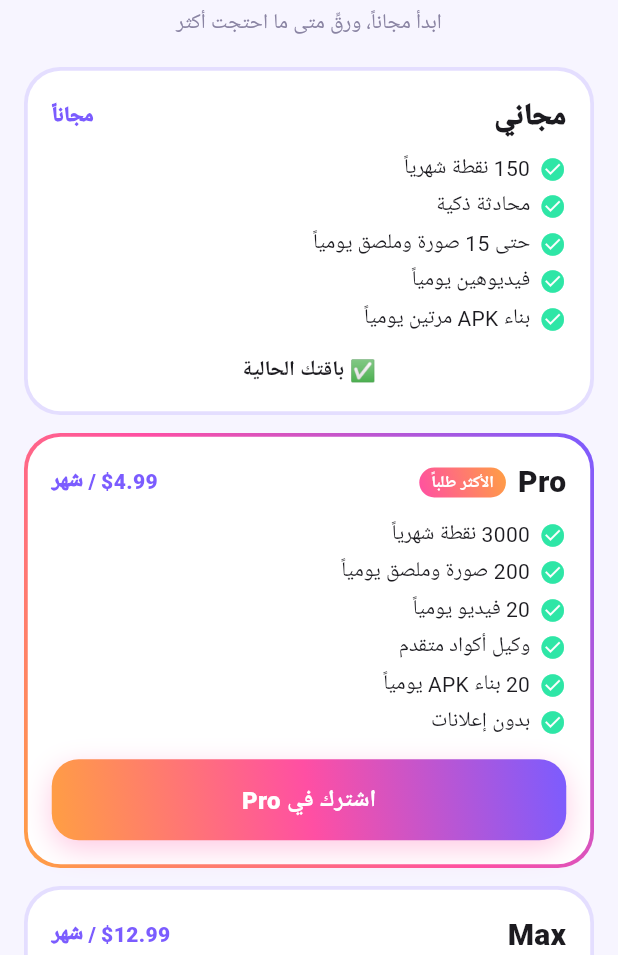
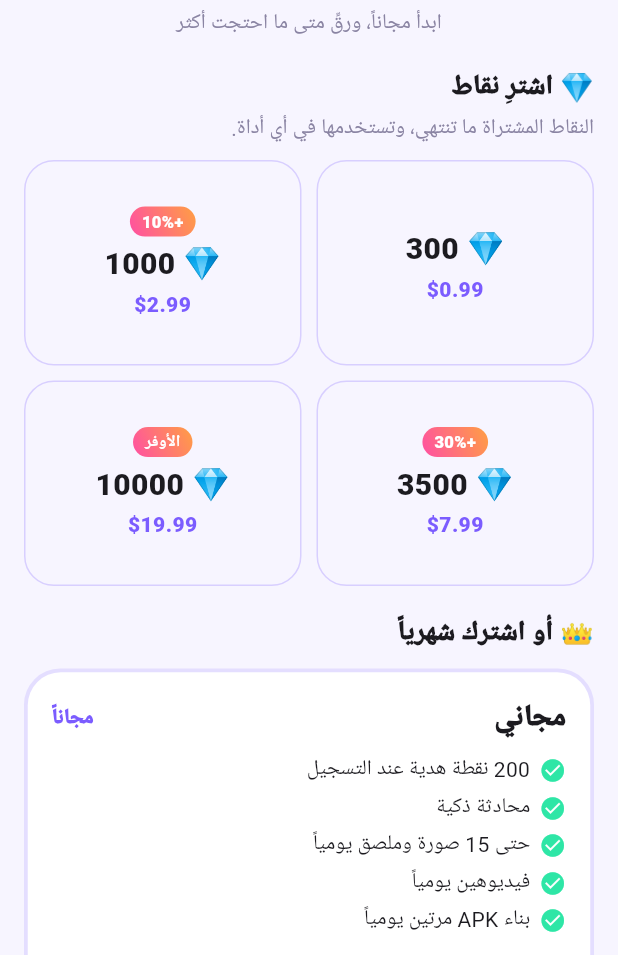
Before and after one commit to al3m6i89-mind-ai/mind-ai, a Flutter app: the PaywallScreen screen opened directly, on a phone screen of 412 x 824 dp, the part 281-1236 px from its top. Run offline on Flutter 3.47's test engine with Material 3 defaults, Android fonts, the phone set to English and light mode, and no system bars; our stand-ins replace flutter_markdown_plus, flutter_tts, image_picker, in_app_purchase, open_filex, share_plus and 3 more; missing offline and left inert: gal, google_mlkit_subject_segmentation, re_editor, re_highlight; accounts and stored records are empty.

Commit message:
Sign-in with welcome points, point packs, key links on every field, paid-model pricing
Co-Authored-By: Claude Opus 5.5 <noreply@anthropic.com>
Claude-Session: https://claude.ai/code/session_01QofEb1ggHnyjGfAJf9g88W

```diff
--- a/lib/features/paywall/paywall_screen.dart
+++ b/lib/features/paywall/paywall_screen.dart
@@ -25,6 +25,22 @@ class PaywallScreen extends StatelessWidget {
             child: Text('ابدأ مجاناً، ورقِّ متى ما احتجت أكثر', style: TextStyle(color: MindColors.muted)),
           ),
           const SizedBox(height: 18),
+          const Text('💎 اشترِ نقاط', style: TextStyle(fontWeight: FontWeight.w900, fontSize: 18)),
+          const SizedBox(height: 4),
+          const Text('النقاط المشتراة ما تنتهي، وتستخدمها في أي أداة.', style: TextStyle(color: MindColors.muted)),
+          const SizedBox(height: 10),
+          GridView.count(
+            crossAxisCount: 2,
+            shrinkWrap: true,
+            physics: const NeverScrollableScrollPhysics(),
+            mainAxisSpacing: 10,
+            crossAxisSpacing: 10,
+            childAspectRatio: 1.35,
+            children: [for (final p in PointsPack.all) _PackCard(pack: p)],
+          ),
+          const SizedBox(height: 18),
+          const Text('👑 أو اشترك شهرياً', style: TextStyle(fontWeight: FontWeight.w900, fontSize: 18)),
+          const SizedBox(height: 10),
           for (final p in Plan.all) _PlanCard(plan: p, current: subs.plan.id == p.id),
           const SizedBox(height: 8),
           TextButton(onPressed: subs.restore, child: const Text('استعادة المشتريات')),
@@ -38,8 +54,8 @@ class PaywallScreen extends StatelessWidget {
                 const SizedBox(width: 10),
                 Expanded(
                   child: Text(
-                    'نقاطك هذا الشهر: ${subs.pointsLeft} من ${subs.plan.points}\n'
-                    'كل أداة لها سعر بالنقاط حسب قوتها، وتتجدد النقاط أول كل شهر.',
+                    'رصيدك: ${subs.pointsLeft} نقطة\n'
+                    'كل أداة لها سعر بالنقاط حسب قوتها. نقاط الاشتراك تتجدد أول كل شهر.',
                     style: const TextStyle(color: Colors.white, fontWeight: FontWeight.w700, height: 1.5),
                   ),
                 ),
@@ -164,3 +180,51 @@ class _PlanCard extends StatelessWidget {
     );
   }
 }
+
+class _PackCard extends StatelessWidget {
+  const _PackCard({required this.pack});
+  final PointsPack pack;
+
+  @override
+  Widget build(BuildContext context) {
+    final subs = context.read<SubscriptionService>();
+    return InkWell(
+      borderRadius: BorderRadius.circular(20),
+      onTap: () async {
+        try {
+          await subs.buyPack(pack);
+        } catch (e) {
+          if (context.mounted) showError(context, e);
+        }
+      },
+      child: Container(
+        padding: const EdgeInsets.all(12),
+        decoration: BoxDecoration(
+          borderRadius: BorderRadius.circular(20),
+          border: Border.all(color: MindColors.violet.withValues(alpha: 0.25)),
+        ),
+        child: Column(
+          mainAxisAlignment: MainAxisAlignment.center,
+          children: [
+            if (pack.bonus.isNotEmpty)
+              Container(
+                padding: const EdgeInsets.symmetric(horizontal: 8, vertical: 2),
+                decoration: BoxDecoration(gradient: MindColors.sunset, borderRadius: BorderRadius.circular(10)),
+                child: Text(
+                  pack.bonus,
+                  style: const TextStyle(color: Colors.white, fontSize: 11, fontWeight: FontWeight.w800),
+                ),
+              ),
+            const SizedBox(height: 4),
+            Text('💎 ${pack.points}', style: const TextStyle(fontSize: 20, fontWeight: FontWeight.w900)),
+            const SizedBox(height: 2),
+            Text(
+              subs.priceOfPack(pack),
+              style: const TextStyle(fontWeight: FontWeight.w800, color: MindColors.violet),
+            ),
+          ],
+        ),
+      ),
+    );
+  }
+}
--- a/lib/main.dart
+++ b/lib/main.dart
@@ -3,6 +3,7 @@ import 'package:flutter_localizations/flutter_localizations.dart';
 import 'package:provider/provider.dart';
 
 import 'app/shell.dart';
+import 'features/auth/sign_in_screen.dart';
 import 'app/theme.dart';
 import 'providers/image_gen.dart';
 import 'providers/text_provider.dart';
@@ -65,7 +66,7 @@ class MindApp extends StatelessWidget {
         GlobalWidgetsLocalizations.delegate,
         GlobalCupertinoLocalizations.delegate,
       ],
-      home: const Shell(),
+      home: context.read<SettingsService>().signedIn ? const Shell() : const SignInScreen(),
     );
   }
 }
--- a/lib/services/code_service.dart
+++ b/lib/services/code_service.dart
@@ -164,6 +164,12 @@ Do not wrap files in markdown code fences.''';
   /// then Gemini) because those write far better code than the keyless default.
   TextBackend get _backend => _settings.bestTextBackend;
 
+  /// A request costs more on the strongest paid models.
+  int get _points => switch (_backend) {
+    TextBackend.anthropic || TextBackend.openai => 8,
+    _ => 3,
+  };
+
   /// Asks the model and survives dropped connections: retries, and when an
   /// answer was cut off part-way, asks it to continue from where it stopped.
   Future<String> _ask(
@@ -211,7 +217,7 @@ Do not wrap files in markdown code fences.''';
   /// each file → review; later requests edit the existing files in one pass.
   Future<List<FileChange>> runAgent(CodeProject p, String request, {String? errorLog}) async {
     if (busy) return [];
-    _subs.ensure(Usage.codeAgent);
+    _subs.ensure(Usage.codeAgent, points: _points);
     final fresh = !p.chat.any((m) => m.role == Role.user);
     busy = true;
     final userText = errorLog == null ? request : '$request\n\nBuild log:\n$errorLog';
@@ -224,7 +230,7 @@ Do not wrap files in markdown code fences.''';
     try {
       changes = fresh && errorLog == null ? await _buildFromIdea(p, request, reply) : await _edit(p, reply);
       if (p.type == ProjectType.flutter) _fixPubspec(p);
-      await _subs.consume(Usage.codeAgent);
+      await _subs.consume(Usage.codeAgent, points: _points);
     } catch (e) {
       reply.text = '${reply.text}\n\n⚠️ $e'.trim();
     } finally {
--- a/lib/services/subscription_service.dart
+++ b/lib/services/subscription_service.dart
@@ -73,8 +73,14 @@ class Plan {
       Usage.codeAgent: 15,
       Usage.apkBuild: 2,
     },
-    points: 150,
-    perks: ['150 نقطة شهرياً', 'محادثة ذكية', 'حتى 15 صورة وملصق يومياً', 'فيديوهين يومياً', 'بناء APK مرتين يومياً'],
+    points: 0,
+    perks: [
+      '${SubscriptionService.welcomePoints} نقطة هدية عند التسجيل',
+      'محادثة ذكية',
+      'حتى 15 صورة وملصق يومياً',
+      'فيديوهين يومياً',
+      'بناء APK مرتين يومياً',
+    ],
   );
 
   static const pro = Plan(
@@ -132,12 +138,30 @@ class QuotaExceeded implements Exception {
   String toString() => 'وصلت للحد اليومي من ${usage.label} ($limit). رقِّ اشتراكك للمزيد.';
 }
 
+/// A one-time Google Play purchase that adds points to the wallet.
+class PointsPack {
+  const PointsPack(this.productId, this.points, this.price, {this.bonus = ''});
+  final String productId;
+  final int points;
+
+  /// Shown when the store price is not loaded yet.
+  final String price;
+  final String bonus;
+
+  static const all = [
+    PointsPack('mindai_points_300', 300, '\$0.99'),
+    PointsPack('mindai_points_1000', 1000, '\$2.99', bonus: '+10%'),
+    PointsPack('mindai_points_3500', 3500, '\$7.99', bonus: '+30%'),
+    PointsPack('mindai_points_10000', 10000, '\$19.99', bonus: 'الأوفر'),
+  ];
+}
+
 class NotEnoughPoints implements Exception {
   NotEnoughPoints(this.need, this.left);
   final int need;
   final int left;
   @override
-  String toString() => 'هذي الأداة تحتاج $need نقطة وباقي عندك $left. رقِّ اشتراكك أو اختر أداة أرخص.';
+  String toString() => 'هذي الأداة تحتاج $need نقطة وباقي عندك $left. اشترِ نقاط أو اختر أداة أرخص.';
 }
 
 class SubscriptionService extends ChangeNotifier {
@@ -167,8 +191,33 @@ class SubscriptionService extends ChangeNotifier {
     return '${d.year}-${d.month}';
   }
 
+  /// Points given once when a user signs in for the first time.
+  static const welcomePoints = 200;
+
   int get pointsUsed => _prefs.getInt('pts_$_month') ?? 0;
-  int get pointsLeft => max(0, plan.points - pointsUsed);
+
+  /// Plan points left this month; they reset on the 1st.
+  int get monthlyLeft => max(0, plan.points - pointsUsed);
+
+  /// Points that never expire: the welcome gift and purchased packs.
+  int get wallet => _prefs.getInt('wallet') ?? 0;
+
+  int get pointsLeft => monthlyLeft + wallet;
+
+  bool get welcomed => _prefs.getBool('welcomed') ?? false;
+
+  /// Gives the welcome gift once. Returns true when it was given now.
+  Future<bool> grantWelcome() async {
+    if (welcomed) return false;
+    await _prefs.setBool('welcomed', true);
+    await _addToWallet(welcomePoints);
+    return true;
+  }
+
+  Future<void> _addToWallet(int n) async {
+    await _prefs.setInt('wallet', wallet + n);
+    notifyListeners();
+  }
 
   /// Call before an action. Throws [QuotaExceeded] when the daily limit is hit,
   /// or [NotEnoughPoints] when the month's points can't pay for it.
@@ -181,7 +230,11 @@ class SubscriptionService extends ChangeNotifier {
 
   Future<void> consume(Usage u, {int? points}) async {
     await _prefs.setInt('use_${_today}_${u.name}', used(u) + 1);
-    await _prefs.setInt('pts_$_month', pointsUsed + (points ?? u.defaultPoints));
+    // Monthly plan points are spent first, then the wallet.
+    final cost = points ?? u.defaultPoints;
+    final fromMonth = min(cost, monthlyLeft);
+    await _prefs.setInt('pts_$_month', pointsUsed + fromMonth);
+    await _prefs.setInt('wallet', max(0, wallet - (cost - fromMonth)));
     notifyListeners();
   }
 
@@ -190,7 +243,10 @@ class SubscriptionService extends ChangeNotifier {
       storeAvailable = await _iap.isAvailable();
       if (!storeAvailable) return;
       _sub = _iap.purchaseStream.listen(_onPurchases);
-      final ids = Plan.all.map((p) => p.productId).where((id) => id.isNotEmpty).toSet();
+      final ids = {
+        ...Plan.all.map((p) => p.productId).where((id) => id.isNotEmpty),
+        ...PointsPack.all.map((p) => p.productId),
+      };
       final resp = await _iap.queryProductDetails(ids);
       products = {for (final p in resp.productDetails) p.id: p};
       await _iap.restorePurchases();
@@ -210,11 +266,27 @@ class SubscriptionService extends ChangeNotifier {
     await _iap.buyNonConsumable(purchaseParam: PurchaseParam(productDetails: product));
   }
 
+  String priceOfPack(PointsPack p) => products[p.productId]?.price ?? p.price;
+
+  Future<void> buyPack(PointsPack p) async {
+    final product = products[p.productId];
+    if (product == null) {
+      throw Exception(
+        'المتجر غير متاح الآن. أضف باقة النقاط ${p.productId} كمنتج داخل التطبيق في Google Play Console.',
+      );
+    }
+    await _iap.buyConsumable(purchaseParam: PurchaseParam(productDetails: product));
+  }
+
   Future<void> restore() => _iap.restorePurchases();
 
   Future<void> _onPurchases(List<PurchaseDetails> list) async {
     for (final pd in list) {
-      if (pd.status == PurchaseStatus.purchased || pd.status == PurchaseStatus.restored) {
+      final pack = PointsPack.all.where((p) => p.productId == pd.productID).firstOrNull;
+      if (pack != null) {
+        // Consumables are never "restored", so each purchase is credited once.
+        if (pd.status == PurchaseStatus.purchased) await _addToWallet(pack.points);
+      } else if (pd.status == PurchaseStatus.purchased || pd.status == PurchaseStatus.restored) {
         // NOTE: for production, verify pd.verificationData on your server before granting.
         final plan = Plan.all.firstWhere((p) => p.productId == pd.productID, orElse: () => Plan.free);
         await _setPlan(plan);
```
Also changed, not shown: lib/features/auth/sign_in_screen.dart (added, +108 -0 lines), lib/features/settings/settings_screen.dart (+34 -26 lines), lib/services/chat_service.dart (+5 -2 lines), lib/services/settings_service.dart (+21 -0 lines), 2 other files.
